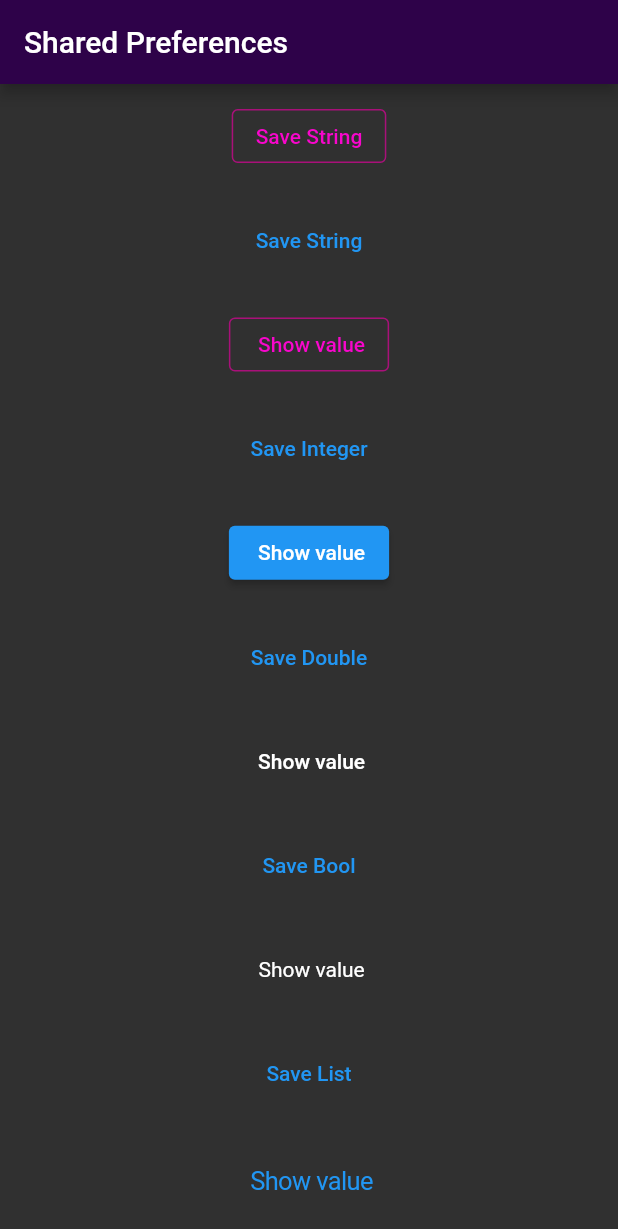
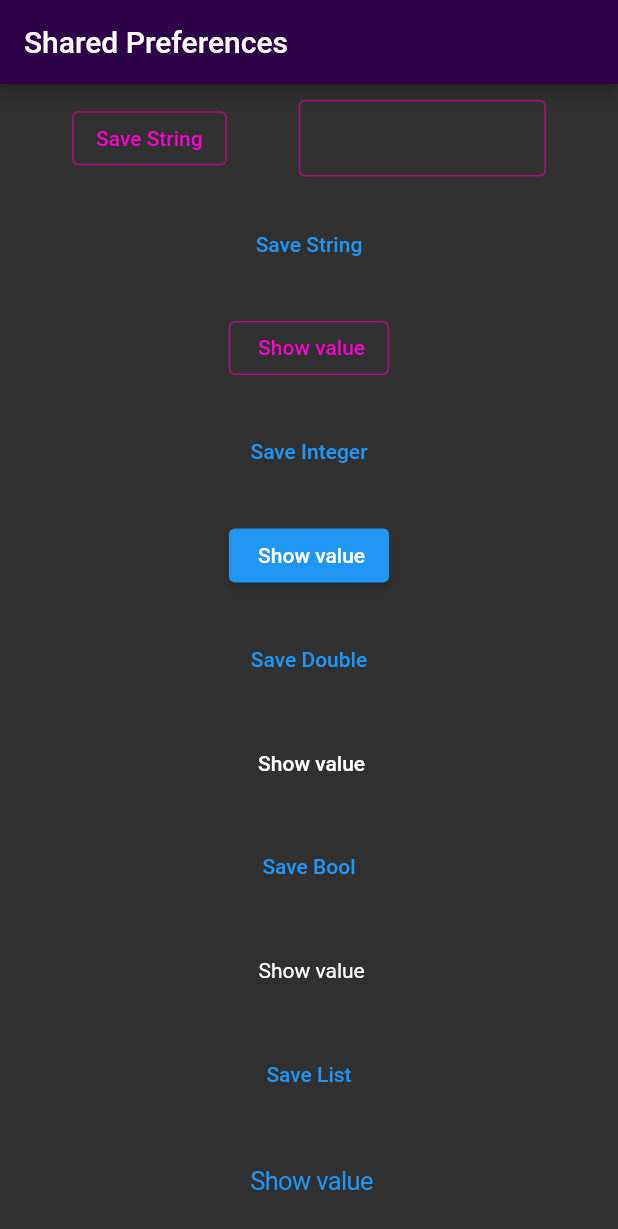
Before and after one commit to jinosh05/shared_preference_example_flutter, a Flutter app: the screen it shows after launch, after a tap on "Save String", on a phone screen of 412 x 824 dp. Shown: the top 1229 px of the screen. Run offline on Flutter 3.47's test engine with Material 2 defaults, Android fonts, the phone set to English and light mode, and no system bars; our stand-ins replace shared_preferences.

Commit message:
outlineInputBorder given

```diff
--- a/lib/main.dart
+++ b/lib/main.dart
@@ -3,7 +3,13 @@ import 'package:flutter/material.dart';
 import 'package:shared_preferences/shared_preferences.dart';
 
 void main(List<String> args) {
-  runApp(MaterialApp(
+  var outlineInputBorder = OutlineInputBorder(
+    borderSide: BorderSide(
+      color: Color(0xffA91079),
+    ),
+  );
+  runApp(
+    MaterialApp(
       home: MyShared(),
       theme: ThemeData(
         brightness: Brightness.dark,
@@ -15,14 +21,13 @@ void main(List<String> args) {
           ),
         )),
         inputDecorationTheme: InputDecorationTheme(
-          isDense: true,
-          border: OutlineInputBorder(
-            borderSide: BorderSide(
-              color: Color(0xffA91079),
-            ),
-          ),
-        ),
-      )));
+            isDense: true,
+            border: outlineInputBorder,
+            enabledBorder: outlineInputBorder,
+            focusedBorder: outlineInputBorder),
+      ),
+    ),
+  );
 }
 
 class MyShared extends StatefulWidget {
@@ -35,6 +40,9 @@ class MyShared extends StatefulWidget {
 class _MySharedState extends State<MyShared> {
   @override
   Widget build(BuildContext context) {
+    double width = MediaQuery.of(context).size.width;
+    double inputWidth = width * 0.4;
+
     return Scaffold(
       appBar: AppBar(
         backgroundColor: Color(0xff2E0249),
@@ -47,6 +55,10 @@ class _MySharedState extends State<MyShared> {
             mainAxisAlignment: MainAxisAlignment.spaceEvenly,
             children: [
               OutlinedButton(onPressed: () {}, child: Text('Save String')),
+              SizedBox(
+                width: inputWidth,
+                child: TextField(),
+              )
             ],
           ),
           TextButton(
```
